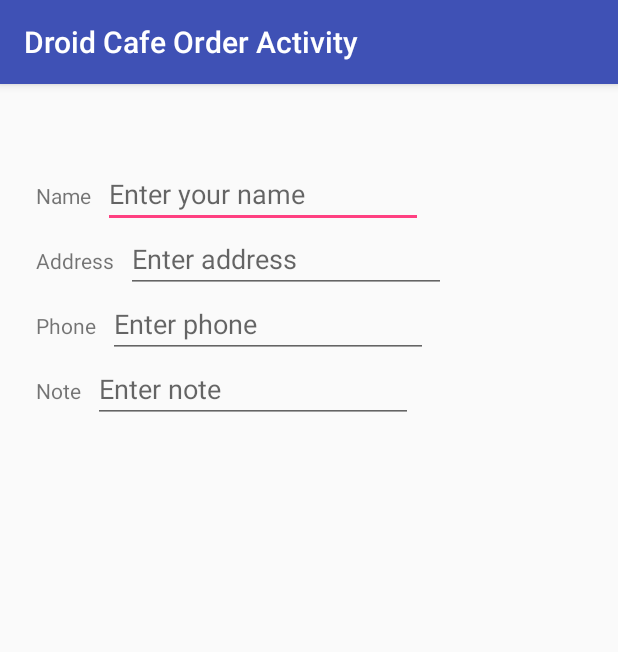
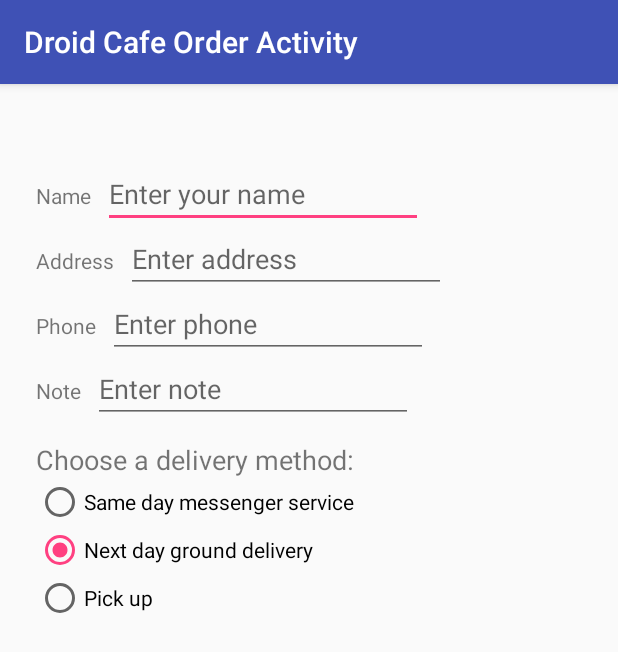
Before and after one commit to streamradix/android, an Android app: the Fundamentals041B screen opened directly, with no data from a screen before it, on a phone screen of 412 x 824 dp. Shown: the top 652 px of the screen. Run offline under Robolectric (Android 15) with nearby library versions, the light colour scheme and no system bars.

Commit message:
Codelabs > Droid Cafe: Input Controls - RadioButton
Course: Android Developer Fundamentals
Unit 2 > Lesson 4.2 > Task 2 and Challenge

RadioGroup and RadioButton
set Default checked button

```diff
--- a/codelabs_java_developers/src/main/res/layout/activity_fundamentals041_b.xml
+++ b/codelabs_java_developers/src/main/res/layout/activity_fundamentals041_b.xml
@@ -101,4 +101,47 @@
 		app:layout_constraintBaseline_toBaselineOf="@id/note_label"
 		app:layout_constraintStart_toEndOf="@id/note_label" />
 
+	<androidx.appcompat.widget.AppCompatTextView
+		android:id="@+id/delivery_label"
+		android:layout_width="wrap_content"
+		android:layout_height="wrap_content"
+		android:layout_marginStart="24dp"
+		android:layout_marginTop="24dp"
+		android:text="@string/choose_delivery_method"
+		android:textSize="18sp"
+		app:layout_constraintStart_toStartOf="parent"
+		app:layout_constraintTop_toBottomOf="@id/note_label" />
+
+	<RadioGroup
+		android:layout_width="wrap_content"
+		android:layout_height="wrap_content"
+		android:layout_marginStart="24dp"
+		android:checkedButton="@id/nextday"
+		android:orientation="vertical"
+		app:layout_constraintStart_toStartOf="parent"
+		app:layout_constraintTop_toBottomOf="@id/delivery_label">
+
+		<androidx.appcompat.widget.AppCompatRadioButton
+			android:id="@+id/sameday"
+			android:layout_width="wrap_content"
+			android:layout_height="wrap_content"
+			android:onClick="onRadioButtonClicked"
+			android:text="@string/same_day_messenger_service" />
+
+		<androidx.appcompat.widget.AppCompatRadioButton
+			android:id="@+id/nextday"
+			android:layout_width="wrap_content"
+			android:layout_height="wrap_content"
+			android:onClick="onRadioButtonClicked"
+			android:text="@string/next_day_ground_delivery" />
+
+		<androidx.appcompat.widget.AppCompatRadioButton
+			android:id="@+id/pickup"
+			android:layout_width="wrap_content"
+			android:layout_height="wrap_content"
+			android:onClick="onRadioButtonClicked"
+			android:text="@string/pick_up" />
+
+	</RadioGroup>
+
 </androidx.constraintlayout.widget.ConstraintLayout>
--- a/codelabs_java_developers/src/main/res/values/strings.xml
+++ b/codelabs_java_developers/src/main/res/values/strings.xml
@@ -63,4 +63,8 @@
 	<string name="enter_phone_hint">Enter phone</string>
 	<string name="note_label_text">Note</string>
 	<string name="enter_note_text">Enter note</string>
+	<string name="choose_delivery_method">Choose a delivery method:</string>
+	<string name="same_day_messenger_service">Same day messenger service</string>
+	<string name="next_day_ground_delivery">Next day ground delivery</string>
+	<string name="pick_up">Pick up</string>
 </resources>
```
Also changed, not shown: codelabs_java_developers/src/main/java/com/codelabs/java_developers/fundamentals/Fundamentals041B.java (+34 -0 lines).
